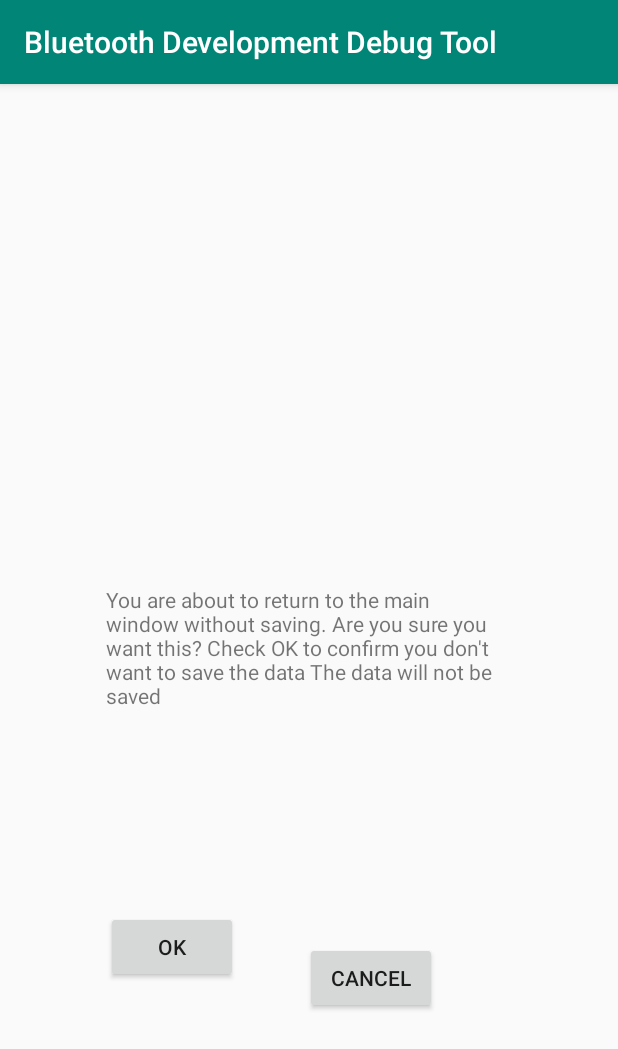
After one commit to Tokelu/Bluetooth-Development-Debug-Tool, an Android app: the FragmentNotSaved screen opened through its navigation route, on a phone screen of 412 x 824 dp. The commit adds this screen. Shown: the top 1049 px of the screen. Run offline under Robolectric (Android 15) with nearby library versions, the phone set to English and light mode, and no system bars; 1 statement that could not run was skipped.

Commit message:
Added not saved fragment.

```diff
--- a/app/src/main/java/da/au_grp21/bluetoothdevelopmentdebugtool/Device/Device.java
+++ b/app/src/main/java/da/au_grp21/bluetoothdevelopmentdebugtool/Device/Device.java
@@ -5,7 +5,7 @@ public class Device {
     private String mac;
     private String name;
     private Boolean connected, paired;
-    private String save;
+    private Boolean save;
     private String data;
 
     public String getMac() {
@@ -32,11 +32,11 @@ public class Device {
         this.connected = connected;
     }
 
-    public String getSave() {
+    public Boolean getSave() {
         return save;
     }
 
-    public void setSave(String save) {
+    public void setSave(Boolean save) {
         this.save = save;
     }
 
--- a/app/src/main/java/da/au_grp21/bluetoothdevelopmentdebugtool/Fragment/FragmentMain.java
+++ b/app/src/main/java/da/au_grp21/bluetoothdevelopmentdebugtool/Fragment/FragmentMain.java
@@ -115,7 +115,6 @@ public class FragmentMain extends Fragment {
         mainBtnConDev.setOnClickListener(new View.OnClickListener() {
             @Override
             public void onClick(View v) {
-
                 Navigation.findNavController(v).navigate(R.id.fragmentConnection);
             }
         });
--- /dev/null
+++ b/app/src/main/java/da/au_grp21/bluetoothdevelopmentdebugtool/Fragment/FragmentNotSaved.java
@@ -0,0 +1,95 @@
+package da.au_grp21.bluetoothdevelopmentdebugtool.Fragment;
+
+import androidx.lifecycle.ViewModelProviders;
+
+import android.os.Bundle;
+
+import androidx.annotation.NonNull;
+import androidx.annotation.Nullable;
+import androidx.fragment.app.Fragment;
+import androidx.navigation.Navigation;
+
+import android.view.LayoutInflater;
+import android.view.View;
+import android.view.ViewGroup;
+import android.widget.Button;
+import android.widget.TextView;
+
+import da.au_grp21.bluetoothdevelopmentdebugtool.R;
+import da.au_grp21.bluetoothdevelopmentdebugtool.ViewModel.MyViewModel;
+
+public class FragmentNotSaved extends Fragment {
+    TextView popUptxt;
+    Button bntYes, bntCancle;//popUpBtnNo popUpBtnYes
+    private MyViewModel vm;
+
+    // TODO: Rename parameter arguments, choose names that match
+    // the fragment initialization parameters, e.g. ARG_ITEM_NUMBER
+    private static final String ARG_PARAM1 = "param1";
+    private static final String ARG_PARAM2 = "param2";
+
+    // TODO: Rename and change types of parameters
+    private String mParam1;
+    private String mParam2;
+
+    public FragmentNotSaved() {
+    }
+
+    /**
+     * Use this factory method to create a new instance of
+     * this fragment using the provided parameters.
+     *
+     * @param param1 Parameter 1.
+     * @param param2 Parameter 2.
+     * @return A new instance of fragment FragmentTerminalScr.
+     */
+    // TODO: Rename and change types and number of parameters
+    public static FragmentTerminalScr newInstance(String param1, String param2) {
+        FragmentTerminalScr fragment = new FragmentTerminalScr();
+        Bundle args = new Bundle();
+        args.putString(ARG_PARAM1, param1);
+        args.putString(ARG_PARAM2, param2);
+        fragment.setArguments(args);
+        return fragment;
+    }
+
+    @Override
+    public void onCreate(Bundle savedInstanceState) {
+        super.onCreate(savedInstanceState);
+        if (getArguments() != null) {
+            mParam1 = getArguments().getString(ARG_PARAM1);
+            mParam2 = getArguments().getString(ARG_PARAM2);
+        }
+    }
+
+    @Override
+    public View onCreateView(@NonNull LayoutInflater inflater, @Nullable ViewGroup container,
+                             @Nullable Bundle savedInstanceState) {
+        View v = inflater.inflate(R.layout.fragment_not_saved_fragment, container, false);
+        bntYes = v.findViewById(R.id.popUpBtnYes);
+        bntYes.setOnClickListener(new View.OnClickListener() {
+            @Override
+            public void onClick(View v) {
+                vm.showToast(FragmentNotSaved.this.getContext(), R.string.willNotSave);
+                Navigation.findNavController(v).navigate((R.id.fragmentMain));
+            }
+        });
+        bntCancle = v.findViewById(R.id.popUpBtnNo);
+        bntCancle.setOnClickListener(new View.OnClickListener() {
+            @Override
+            public void onClick(View v) {
+                vm.showToast(FragmentNotSaved.this.getContext(), R.string.willSave);
+                Navigation.findNavController(v).navigate(R.id.fragmentSaveOutput);
+            }
+        });
+        return v;
+    }
+
+    @Override
+    public void onActivityCreated(@Nullable Bundle savedInstanceState) {
+        super.onActivityCreated(savedInstanceState);
+        vm = ViewModelProviders.of(this).get(MyViewModel.class);
+        // TODO: Use the ViewModel
+    }
+
+}
--- a/app/src/main/java/da/au_grp21/bluetoothdevelopmentdebugtool/Fragment/FragmentSaveOutput.java
+++ b/app/src/main/java/da/au_grp21/bluetoothdevelopmentdebugtool/Fragment/FragmentSaveOutput.java
@@ -86,9 +86,7 @@ public class FragmentSaveOutput extends Fragment {
             @Override
             public void onClick(View v) {
                 // TODO: missing saved check
-                if (vm.chechIfDataIsSaved() == true) {
-                    Navigation.findNavController(v).navigate(R.id.fragmentMain);
-                }
+                Navigation.findNavController(v).navigate(R.id.fragmentTerminalScr);
             }
         });
         saveOutputBtnSave = v.findViewById(R.id.fragSaveOutputButtonSave);
@@ -99,6 +97,7 @@ public class FragmentSaveOutput extends Fragment {
                 //vm.saveFile(saveOutputEditTxt.getText().toString());
                 vm.showToast(FragmentSaveOutput.this.getActivity(), R.string.dataSaveOnDatabase);
                 vm.saveToDatabase(FragmentSaveOutput.this.getActivity(), saveOutputEditTxt.getText().toString(), vm.getTerminalDataInformation());
+
                 Navigation.findNavController(v).navigate(R.id.fragmentTerminalScr);
 
             }
--- a/app/src/main/java/da/au_grp21/bluetoothdevelopmentdebugtool/Fragment/FragmentTerminalScr.java
+++ b/app/src/main/java/da/au_grp21/bluetoothdevelopmentdebugtool/Fragment/FragmentTerminalScr.java
@@ -86,7 +86,10 @@ public class FragmentTerminalScr extends Fragment {
         terBtnBack.setOnClickListener(new View.OnClickListener() {
             @Override
             public void onClick(View v) {
-                Navigation.findNavController(v).navigate(R.id.fragmentMain);
+                if (vm.chechIfDataIsSaved() == false) {
+                    Navigation.findNavController(v).navigate(R.id.fragmentNotSaved);
+                } else
+                    Navigation.findNavController(v).navigate(R.id.fragmentMain);
             }
         });
         terBtnDisconnet = v.findViewById(R.id.fragTerminalButtonDisconnect);
--- /dev/null
+++ b/app/src/main/res/layout/fragment_not_saved_fragment.xml
@@ -0,0 +1,53 @@
+<?xml version="1.0" encoding="utf-8"?>
+<FrameLayout xmlns:android="http://schemas.android.com/apk/res/android"
+    xmlns:app="http://schemas.android.com/apk/res-auto"
+    xmlns:tools="http://schemas.android.com/tools"
+    android:layout_width="match_parent"
+    android:layout_height="match_parent"
+    tools:context=".Fragment.FragmentNotSaved">
+
+    <androidx.constraintlayout.widget.ConstraintLayout
+        android:layout_width="match_parent"
+        android:layout_height="match_parent">
+
+        <TextView
+            android:id="@+id/popUpTxt"
+            android:layout_width="264dp"
+            android:layout_height="98dp"
+            android:layout_alignParentStart="true"
+            android:layout_alignParentTop="true"
+            android:layout_alignParentEnd="true"
+            android:layout_alignParentBottom="true"
+            android:layout_marginStart="28dp"
+            android:layout_marginEnd="8dp"
+            android:text="@string/notSavedDataFromTer"
+            app:layout_constraintBottom_toBottomOf="parent"
+            app:layout_constraintEnd_toEndOf="parent"
+            app:layout_constraintHorizontal_bias="0.381"
+            app:layout_constraintStart_toStartOf="parent"
+            app:layout_constraintTop_toTopOf="parent"
+            app:layout_constraintVertical_bias="0.499" />
+
+        <Button
+            android:id="@+id/popUpBtnYes"
+            android:layout_width="88dp"
+            android:layout_height="48dp"
+            android:layout_marginTop="119dp"
+            android:text="@android:string/ok"
+            app:layout_constraintStart_toStartOf="@+id/popUpTxt"
+            app:layout_constraintTop_toBottomOf="@+id/popUpTxt" />
+
+        <Button
+            android:id="@+id/popUpBtnNo"
+            android:layout_width="88dp"
+            android:layout_height="wrap_content"
+            android:layout_marginStart="16dp"
+            android:layout_marginEnd="43dp"
+            android:layout_marginBottom="148dp"
+            android:text="@android:string/cancel"
+            app:layout_constraintBottom_toBottomOf="parent"
+            app:layout_constraintEnd_toEndOf="@+id/popUpTxt"
+            app:layout_constraintHorizontal_bias="1.0"
+            app:layout_constraintStart_toEndOf="@+id/popUpBtnYes" />
+    </androidx.constraintlayout.widget.ConstraintLayout>
+</FrameLayout>
--- a/app/src/main/res/navigation/navigation_graph.xml
+++ b/app/src/main/res/navigation/navigation_graph.xml
@@ -48,4 +48,9 @@
         android:name="da.au_grp21.bluetoothdevelopmentdebugtool.Fragment.FragmentLoad"
         android:label="fragment_fragment_load"
         tools:layout="@layout/fragment_load_data" />
+    <fragment
+        android:id="@+id/fragmentNotSaved"
+        android:name="da.au_grp21.bluetoothdevelopmentdebugtool.Fragment.FragmentNotSaved"
+        android:label="fragment_not_saved_fragment"
+        tools:layout="@layout/fragment_not_saved_fragment" />
 </navigation>
--- a/app/src/main/res/values/strings.xml
+++ b/app/src/main/res/values/strings.xml
@@ -39,9 +39,14 @@
     <string name="deviceConneted">There is a device connted, navigating to the Terminal view</string>
     <string name="noDeviceConneted">There is not a device connted, navigating to the Connetion view</string>
     <string name="dataSaveOnDatabase"> Data is saved on the Database</string>
+    <string name="willNotSave">You have chosen not to save</string>
+    <string name="willSave">You have chosen to save</string>
 
     <!-- Textboxes call-->
     <!-- pop up view-->
-    <string name="notSavedDataFromTer"> You are about to return to the main window without saving. Are you sure you want this? The data will not be saved </string>
+    <string name="notSavedDataFromTer"> You are about to return to the main window without saving. Are you sure you want this? Check OK to confirm you don't want to save the data The data will not be saved </string>
+
+    <!-- Button call-->
+
 
 </resources>
```
Also changed, not shown: app/src/main/java/da/au_grp21/bluetoothdevelopmentdebugtool/Fragment/PopUpNotSaved.java (deleted, +0 -23 lines), app/src/main/java/da/au_grp21/bluetoothdevelopmentdebugtool/ViewModel/MyViewModel.java (+10 -6 lines), app/src/main/res/layout/popupsaved.xml (deleted, +0 -42 lines).
